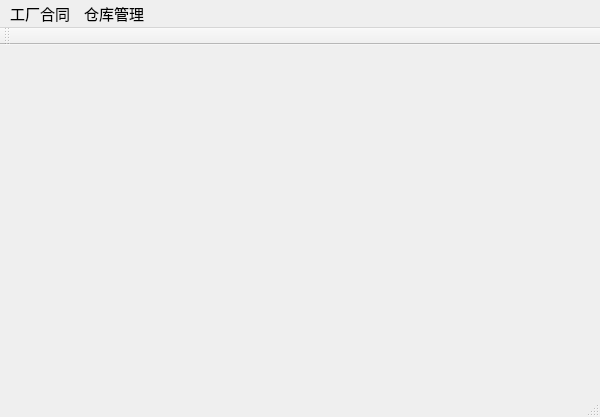
Old version of the form mainwindow.ui in the repository xujunmingbest/TuYuErp.
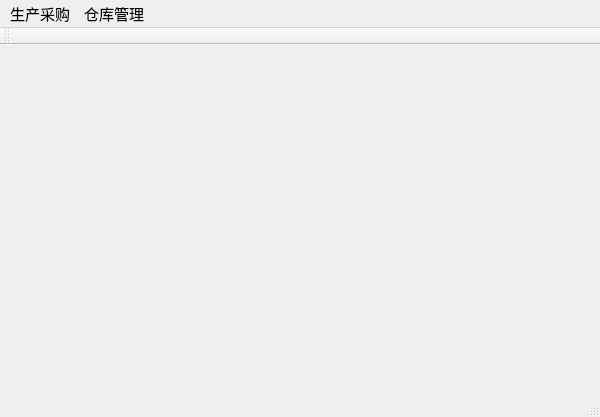
New version of the form.

Commit message: 添加面料合同

```diff
--- a/mainwindow.ui
+++ b/mainwindow.ui
@@ -35,7 +35,7 @@
      </font>
     </property>
     <property name="title">
-     <string>工厂合同</string>
+     <string>生产采购</string>
     </property>
    </widget>
    <widget class="QMenu" name="menu_cangku">
```
The commit also changes 31 other files.
